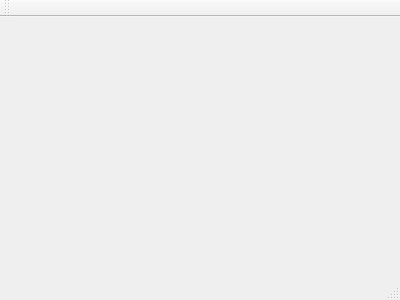
This is MainForm/mainwindow.ui in Hronbox/CASE_SWDEP as Qt 5 draws it before an edit. The edited form follows.
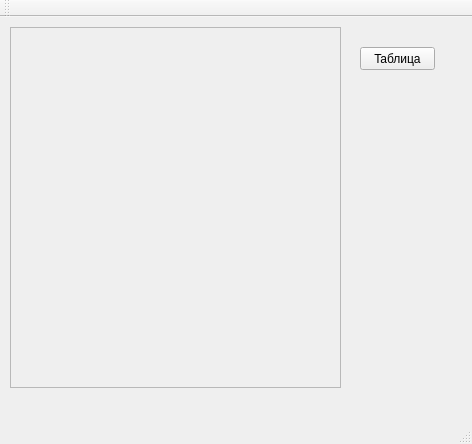
This is the edited form.

What changed in the file:
```diff
--- a/MainForm/mainwindow.ui
+++ b/MainForm/mainwindow.ui
@@ -1,24 +1,82 @@
 <ui version="4.0">
  <class>MainWindow</class>
- <widget class="QMainWindow" name="MainWindow" >
-  <property name="geometry" >
+ <widget class="QMainWindow" name="MainWindow">
+  <property name="geometry">
    <rect>
     <x>0</x>
     <y>0</y>
-    <width>400</width>
-    <height>300</height>
+    <width>472</width>
+    <height>444</height>
    </rect>
   </property>
   <property name="windowTitle" >
    <string>MainWindow</string>
   </property>
-  <widget class="QMenuBar" name="menuBar" />
-  <widget class="QToolBar" name="mainToolBar" />
-  <widget class="QWidget" name="centralWidget" />
-  <widget class="QStatusBar" name="statusBar" />
+  <property name="accessibleName">
+   <string comment="Студент"/>
+  </property>
+  <widget class="QWidget" name="centralWidget">
+   <widget class="QPushButton" name="pushButton_3">
+    <property name="geometry">
+     <rect>
+      <x>360</x>
+      <y>30</y>
+      <width>75</width>
+      <height>23</height>
+     </rect>
+    </property>
+    <property name="text">
+     <string>Taблица</string>
+    </property>
+    <property name="checkable">
+     <bool>true</bool>
+    </property>
+   </widget>
+   <widget class="QScrollArea" name="scrollArea">
+    <property name="geometry">
+     <rect>
+      <x>10</x>
+      <y>10</y>
+      <width>331</width>
+      <height>361</height>
+     </rect>
+    </property>
+    <property name="widgetResizable">
+     <bool>true</bool>
+    </property>
+    <widget class="QWidget" name="scrollAreaWidgetContents">
+     <property name="geometry">
+      <rect>
+       <x>0</x>
+       <y>0</y>
+       <width>329</width>
+       <height>359</height>
+      </rect>
+     </property>
+    </widget>
+   </widget>
+  </widget>
+  <widget class="QMenuBar" name="menuBar">
+   <property name="geometry">
+    <rect>
+     <x>0</x>
+     <y>0</y>
+     <width>472</width>
+     <height>21</height>
+    </rect>
+   </property>
+  </widget>
+  <widget class="QToolBar" name="mainToolBar">
+   <attribute name="toolBarArea">
+    <enum>TopToolBarArea</enum>
+   </attribute>
+   <attribute name="toolBarBreak">
+    <bool>false</bool>
+   </attribute>
+  </widget>
+  <widget class="QStatusBar" name="statusBar"/>
  </widget>
- <layoutDefault spacing="6" margin="11" />
- <pixmapfunction></pixmapfunction>
+ <layoutdefault spacing="6" margin="11"/>
  <resources/>
  <connections/>
 </ui>
```
Left out of the diff: 3 changed lines with no effect on the pictures.
